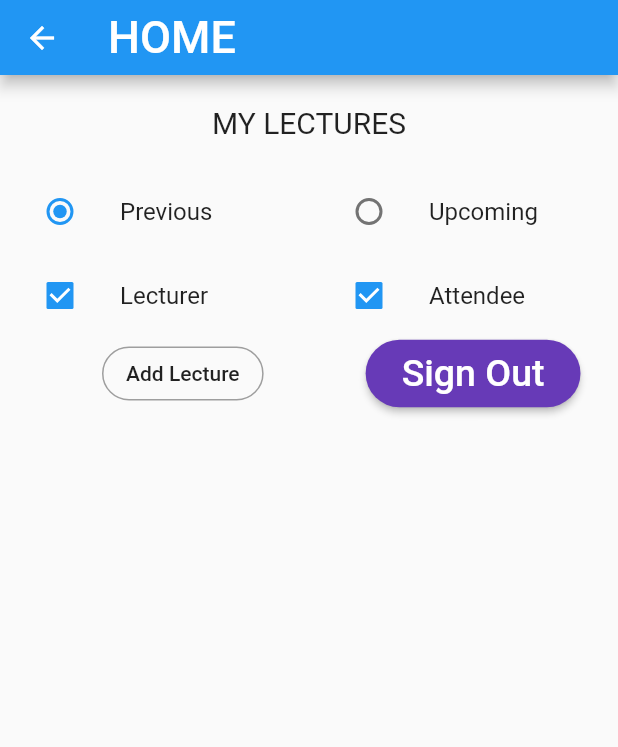
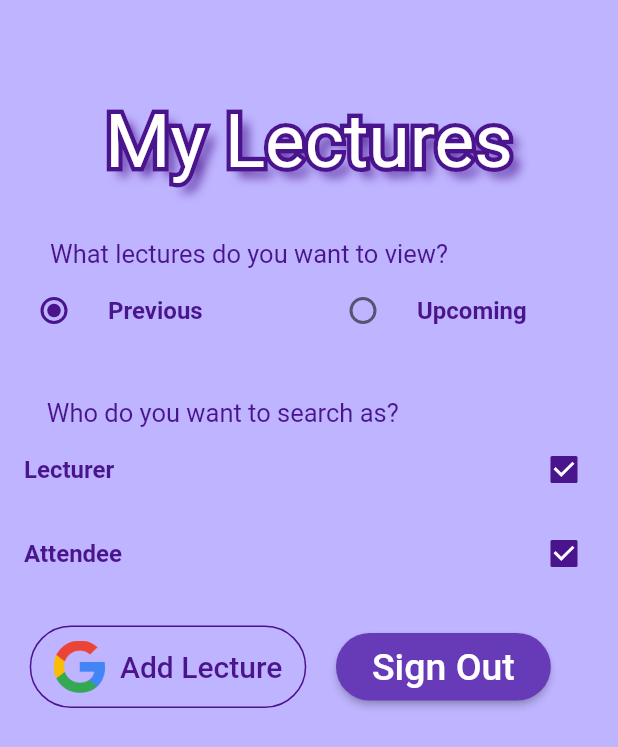
Before and after one commit to FEUP-ESOF-2020-21/open-cx-t2g6-fbs, a Flutter app: the HomePage screen opened directly, on a phone screen of 412 x 824 dp. Shown: the top 747 px of the screen. Run offline on Flutter 3.47's test engine with Material 2 defaults, Android fonts, the phone set to English and light mode, and no system bars; our stand-ins replace file_picker, firebase_auth, firebase_core, firebase_storage, google_sign_in; missing offline and left inert: ext_storage; accounts and stored records are empty; network calls fail.

Commit message:
Updated home page design

```diff
--- a/askit/lib/home_page.dart
+++ b/askit/lib/home_page.dart
@@ -26,23 +26,36 @@ class _HomePageState extends State<HomePage> {
   Widget build(BuildContext context) {
     getData();
     return Scaffold(
-        appBar: PreferredSize(
-            // Change this argument to customize the height of the app bar
-            preferredSize: Size.fromHeight(50.0),
-            child: AppBar(title: Text('HOME', style: TextStyle(fontSize: 30)))),
+        backgroundColor: new Color.fromARGB(255, 190, 180, 255),
         body: new Column(
+          mainAxisAlignment: MainAxisAlignment.center,
+          mainAxisSize: MainAxisSize.min,
+          crossAxisAlignment: CrossAxisAlignment.center,
+          verticalDirection: VerticalDirection.down,
           children: [
+            SizedBox(height: 45),
             Container(
-                child: Text('MY LECTURES', style: TextStyle(fontSize: 20)),
+                child: _titleText("My Lectures"),
                 padding: EdgeInsets.all(20.0)),
             //!Important!
             //To display widgets that don't have an intrinsic width inside a row, you must nest them inside a flexible widget
+            SizedBox(height: 15),
+            new Row(
+              mainAxisAlignment: MainAxisAlignment.spaceBetween,
+              mainAxisSize: MainAxisSize.min,
+              crossAxisAlignment: CrossAxisAlignment.center,
+              verticalDirection: VerticalDirection.down,
+              children: [
+                Text("What lectures do you want to view?", style: TextStyle(fontSize: 17, color: Colors.purple[900])),
+                SizedBox(width: 80),
+              ]
+            ),
             new Row(
               children: [
                 new Flexible(
-                    child: ListTile(
-                        title: const Text('Previous'),
-                        leading: Radio(
+                    child: RadioListTile(
+                      title: Text('Previous', style: TextStyle(color: Colors.purple[900], fontWeight: FontWeight.bold)),
+                      activeColor: Colors.purple[900],
                       value: TypeOfLecture.previous,
                       groupValue: _type,
                       onChanged: (TypeOfLecture value) {
@@ -50,11 +63,11 @@ class _HomePageState extends State<HomePage> {
                           _type = value;
                         });
                       },
-                        ))),
+                    )),
                 new Flexible(
-                    child: ListTile(
-                        title: const Text('Upcoming'),
-                        leading: Radio(
+                    child: RadioListTile(
+                      title: Text('Upcoming', style: TextStyle(color: Colors.purple[900], fontWeight: FontWeight.bold)),
+                      activeColor: Colors.purple[900],
                       value: TypeOfLecture.upcoming,
                       groupValue: _type,
                       onChanged: (TypeOfLecture value) {
@@ -62,37 +75,56 @@ class _HomePageState extends State<HomePage> {
                           _type = value;
                         });
                       },
-                        )))
+                    ))
               ],
             ),
+            SizedBox(height: 30),
             new Row(
+              mainAxisAlignment: MainAxisAlignment.spaceBetween,
+              mainAxisSize: MainAxisSize.min,
+              crossAxisAlignment: CrossAxisAlignment.center,
+              verticalDirection: VerticalDirection.down,
+              children: [
+                Text("Who do you want to search as?", style: TextStyle(fontSize: 17, color: Colors.purple[900])),
+                SizedBox(width: 115),
+              ]
+            ),
+            new Column(
+              mainAxisAlignment: MainAxisAlignment.center,
+              mainAxisSize: MainAxisSize.min,
+              crossAxisAlignment: CrossAxisAlignment.center,
+              verticalDirection: VerticalDirection.down,
               children: [
                 new Flexible(
-                    child: ListTile(
-                        title: const Text('Lecturer'),
-                        leading: Checkbox(
+                  child: CheckboxListTile(
+                    title: Text('Lecturer', style: TextStyle(color: Colors.purple[900], fontWeight: FontWeight.bold)),
+                    activeColor: Colors.purple[900],
                     value: filterLecturer,
                     onChanged: (bool value) {
                       setState(() {
                         filterLecturer = value;
                       });
                     },
-                        ))),
+                  )
+                ),
                 new Flexible(
-                    child: ListTile(
-                        title: const Text('Attendee'),
-                        leading: Checkbox(
+                  child: CheckboxListTile(
+                    title: Text('Attendee', style: TextStyle(color: Colors.purple[900], fontWeight: FontWeight.bold)),
+                    activeColor: Colors.purple[900],
                     value: filterAttendee,
                     onChanged: (bool value) {
                       setState(() {
                         filterAttendee = value;
                       });
                     },
-                        )))
+                  )
+                ),
               ],
             ),
             temp,
+            SizedBox(height: 20),
             new Row(
+              mainAxisAlignment: MainAxisAlignment.spaceEvenly,
               children: [_addLectureButton(context), _signOutButton(context)],
             )
           ],
@@ -131,8 +163,8 @@ class _HomePageState extends State<HomePage> {
             padding: EdgeInsets.only(left: 35.0, top: 50.0, right: 20.0));
       } else {
         temp = Container(
-          padding: EdgeInsets.all(10.0),
-          height: 300.0,
+          padding: EdgeInsets.only(left: 10.0, right: 10.0),
+          height: 220.0,
           child: new ListView.builder(
               itemCount: listOfLectures.length,
               itemBuilder: (BuildContext ctxt, int index) {
@@ -162,25 +194,40 @@ class _HomePageState extends State<HomePage> {
   }
 
 Widget _addLectureButton(BuildContext context) {
-    //!!Expanded is needed so that Align uses the whole available space and not the space available within the row/column
-    return Expanded(
-        child: Align(
-            alignment: Alignment.bottomCenter,
-            child: Padding(
-                padding: EdgeInsets.only(bottom: 0),
-                child: OutlineButton(
-                    child: Text('Add Lecture'),
+    return OutlineButton(
       splashColor: Colors.grey,
       onPressed: () {
         Navigator.push(
           context,
           MaterialPageRoute(
-                              builder: (context) => AddLecturePage()));
+            builder: (context) => AddLecturePage()
+          )
+        );
       },
-                    shape: RoundedRectangleBorder(
-                        borderRadius: BorderRadius.circular(40)),
+      shape: RoundedRectangleBorder(borderRadius: BorderRadius.circular(40)),
       highlightElevation: 0,
-                    borderSide: BorderSide(color: Colors.grey)))));
+      borderSide: BorderSide(color: Colors.purple[900]),
+      child: Padding(
+        padding: const EdgeInsets.fromLTRB(0, 10, 0, 10),
+        child: Row(
+          mainAxisSize: MainAxisSize.min,
+          mainAxisAlignment: MainAxisAlignment.center,
+          children: <Widget>[
+            Image(image: AssetImage("assets/google_logo.png"), height: 35.0),
+            Padding(
+              padding: const EdgeInsets.only(left: 10),
+              child: Text(
+                'Add Lecture',
+                style: TextStyle(
+                  fontSize: 20,
+                  color: Colors.purple[900],
+                ),
+              ),
+            )
+          ],
+        ),
+      ),
+    );
   }
 
 //This function should return a list of Lectures
@@ -246,3 +293,35 @@ class _HomePageState extends State<HomePage> {
         ));
   }
 }
+
+Widget _titleText(String text) {
+  return Center(
+    child:
+      Stack(
+        children: [
+          Text(text,
+            style: TextStyle(
+              fontSize: 50,
+              foreground: Paint()
+                ..style = PaintingStyle.stroke
+                ..strokeWidth = 6
+                ..color = Colors.purple[900]
+              ),
+            ),
+          Text(text,
+            style: TextStyle(
+              color: Colors.white,
+              fontSize: 50,
+              shadows: <Shadow>[
+                Shadow(
+                  offset: Offset(6.0, 6.0),
+                  blurRadius: 8.0,
+                  color: Colors.purple[900],
+                ),
+              ],
+            ),
+          ),
+        ],
+      )
+  );
+}
```
Also changed, not shown: 1 other file. Lines whose indentation alone changed are shown as unchanged.
